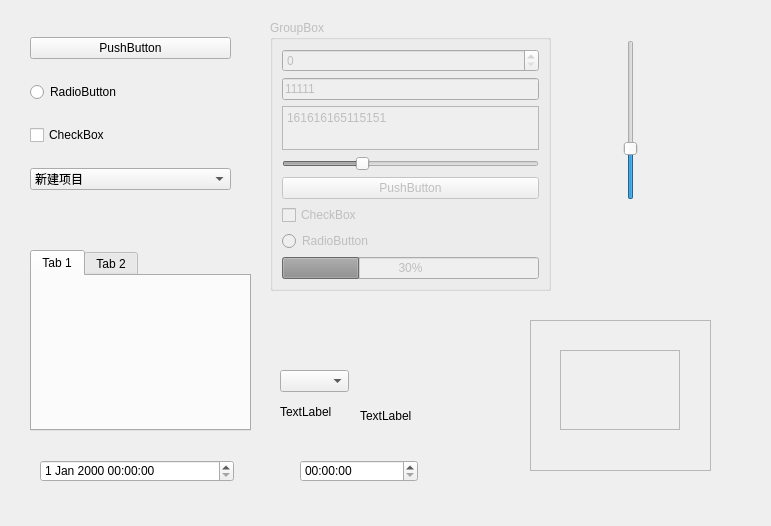
The window that gui/form.ui (laomagood/Qss) describes before a commit, drawn with Qt 5.
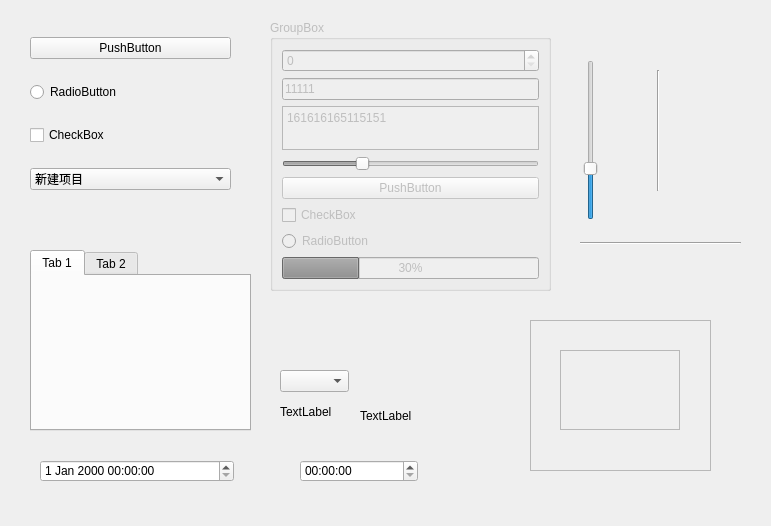
The same window after the commit.

Commit message: 增加了line分割线样式

The edit to the form file:
```diff
--- a/gui/form.ui
+++ b/gui/form.ui
@@ -168,8 +168,8 @@
   <widget class="QSlider" name="verticalSlider">
    <property name="geometry">
     <rect>
-     <x>620</x>
-     <y>40</y>
+     <x>580</x>
+     <y>60</y>
      <width>22</width>
      <height>160</height>
     </rect>
@@ -269,6 +269,32 @@
     <string>TextLabel</string>
    </property>
   </widget>
+  <widget class="Line" name="line">
+   <property name="geometry">
+    <rect>
+     <x>650</x>
+     <y>70</y>
+     <width>16</width>
+     <height>121</height>
+    </rect>
+   </property>
+   <property name="orientation">
+    <enum>Qt::Vertical</enum>
+   </property>
+  </widget>
+  <widget class="Line" name="line_2">
+   <property name="geometry">
+    <rect>
+     <x>580</x>
+     <y>235</y>
+     <width>161</width>
+     <height>16</height>
+    </rect>
+   </property>
+   <property name="orientation">
+    <enum>Qt::Horizontal</enum>
+   </property>
+  </widget>
  </widget>
  <resources/>
  <connections/>
```
The commit also changes 1 other file.
